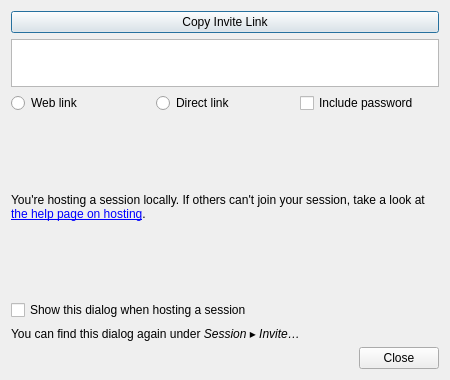
This is src/desktop/ui/invitedialog.ui in drawpile/Drawpile as Qt 5 draws it before an edit. The edited form follows.
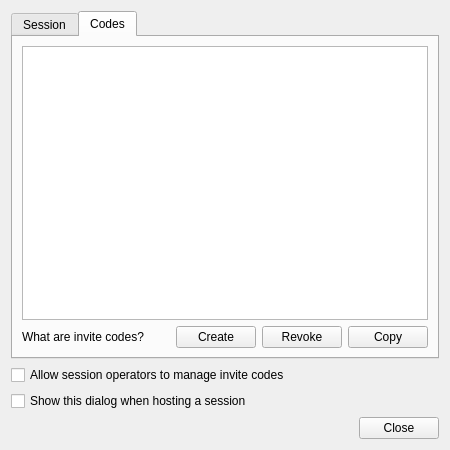
This is the edited form. The open tabs and pages were chosen to show the change. Icons and pictures are not drawn. Custom widgets are drawn as their Qt base class.

Commit message:
Implement invite codes
Allows creating revokable, limited-use join links that optionally give a role
upon joining. Those links bypass regular session restrictions with
regards to registered accounts, web browser allowance, session password
and blocking new joins.

```diff
--- a/src/desktop/ui/invitedialog.ui
+++ b/src/desktop/ui/invitedialog.ui
@@ -7,7 +7,7 @@
     <x>0</x>
     <y>0</y>
     <width>450</width>
-    <height>380</height>
+    <height>450</height>
    </rect>
   </property>
   <property name="windowTitle">
@@ -19,23 +19,18 @@
   <layout class="QVBoxLayout" name="inviteDialogLayout">
    <item>
     <widget class="QStackedWidget" name="pages">
+     <widget class="QTabWidget" name="tabs">
      <property name="currentIndex">
       <number>0</number>
      </property>
      <widget class="QWidget" name="urlPage">
+       <property name="currentIndex" stdset="0">
+        <number>0</number>
+       </property>
+       <attribute name="title">
+        <string>Session</string>
+       </attribute>
       <layout class="QVBoxLayout" name="urlPageLayout">
-       <property name="leftMargin">
-        <number>0</number>
-       </property>
-       <property name="topMargin">
-        <number>0</number>
-       </property>
-       <property name="rightMargin">
-        <number>0</number>
-       </property>
-       <property name="bottomMargin">
-        <number>0</number>
-       </property>
        <item>
         <widget class="QPushButton" name="copyButton">
          <property name="text">
@@ -48,13 +43,7 @@
         </widget>
        </item>
        <item>
-        <widget class="QTextEdit" name="urlEdit">
-         <property name="sizePolicy">
-          <sizepolicy hsizetype="Expanding" vsizetype="Preferred">
-           <horstretch>0</horstretch>
-           <verstretch>0</verstretch>
-          </sizepolicy>
-         </property>
+         <widget class="QPlainTextEdit" name="urlEdit">
          <property name="maximumSize">
           <size>
            <width>16777215</width>
@@ -64,9 +53,6 @@
          <property name="readOnly">
           <bool>true</bool>
          </property>
-         <property name="acceptRichText">
-          <bool>false</bool>
-         </property>
         </widget>
        </item>
        <item>
@@ -147,6 +133,93 @@
        </item>
       </layout>
      </widget>
+      <widget class="QStackedWidget" name="codes">
+       <attribute name="title">
+        <string>Codes</string>
+       </attribute>
+       <widget class="QWidget" name="codesPage">
+        <layout class="QVBoxLayout" name="codesPageLayout">
+         <item>
+          <widget class="widgets::SpanAwareTreeView" name="codesView">
+           <property name="contextMenuPolicy">
+            <enum>Qt::CustomContextMenu</enum>
+           </property>
+           <property name="selectionMode">
+            <enum>QAbstractItemView::ContiguousSelection</enum>
+           </property>
+          </widget>
+         </item>
+         <item>
+          <layout class="QHBoxLayout" name="codeButtonLayout">
+           <item>
+            <widget class="QLabel" name="codeExplanationLabel">
+             <property name="sizePolicy">
+              <sizepolicy hsizetype="Expanding" vsizetype="Preferred">
+               <horstretch>0</horstretch>
+               <verstretch>0</verstretch>
+              </sizepolicy>
+             </property>
+             <property name="text">
+              <string notr="true">What are invite codes?</string>
+             </property>
+             <property name="textFormat">
+              <enum>Qt::RichText</enum>
+             </property>
+             <property name="wordWrap">
+              <bool>true</bool>
+             </property>
+            </widget>
+           </item>
+           <item>
+            <widget class="QPushButton" name="createCodeButton">
+             <property name="text">
+              <string>Create</string>
+             </property>
+             <property name="icon">
+              <iconset theme="list-add">
+               <normaloff>theme:list-add.svg</normaloff>theme:list-add.svg</iconset>
+             </property>
+            </widget>
+           </item>
+           <item>
+            <widget class="QPushButton" name="removeCodeButton">
+             <property name="text">
+              <string>Revoke</string>
+             </property>
+             <property name="icon">
+              <iconset theme="list-remove">
+               <normaloff>theme:list-remove.svg</normaloff>theme:list-remove.svg</iconset>
+             </property>
+            </widget>
+           </item>
+           <item>
+            <widget class="QPushButton" name="codeLinkButton">
+             <property name="text">
+              <string>Copy</string>
+             </property>
+             <property name="icon">
+              <iconset theme="edit-copy">
+               <normaloff>theme:edit-copy.svg</normaloff>theme:edit-copy.svg</iconset>
+             </property>
+            </widget>
+           </item>
+          </layout>
+         </item>
+        </layout>
+       </widget>
+       <widget class="QWidget" name="noCodesPage">
+        <layout class="QVBoxLayout" name="noCodesPageLayout">
+         <item>
+          <widget class="QLabel" name="noCodesExplanation">
+           <property name="text">
+            <string notr="true">No codes available explanation goes here.</string>
+           </property>
+          </widget>
+         </item>
+        </layout>
+       </widget>
+      </widget>
+     </widget>
      <widget class="QWidget" name="ipPage">
       <layout class="QVBoxLayout" name="ipPageLayout">
        <property name="leftMargin">
@@ -230,6 +303,13 @@
      </widget>
     </widget>
    </item>
+   <item>
+    <widget class="QCheckBox" name="enableCodesBox">
+     <property name="text">
+      <string>Allow session operators to manage invite codes</string>
+     </property>
+    </widget>
+   </item>
    <item>
     <widget class="QCheckBox" name="showOnHostBox">
      <property name="text">
@@ -237,19 +317,6 @@
      </property>
     </widget>
    </item>
-   <item>
-    <widget class="QLabel" name="showOnHostExplanationLabel">
-     <property name="text">
-      <string>You can find this dialog again under &lt;i&gt;Session ▸ Invite…&lt;/i&gt;</string>
-     </property>
-     <property name="textFormat">
-      <enum>Qt::RichText</enum>
-     </property>
-     <property name="wordWrap">
-      <bool>true</bool>
-     </property>
-    </widget>
-   </item>
    <item>
     <widget class="QDialogButtonBox" name="buttons">
      <property name="orientation">
@@ -262,6 +329,13 @@
    </item>
   </layout>
  </widget>
+ <customwidgets>
+  <customwidget>
+   <class>widgets::SpanAwareTreeView</class>
+   <extends>QTreeView</extends>
+   <header>desktop/widgets/spanawaretreeview.h</header>
+  </customwidget>
+ </customwidgets>
  <resources/>
  <connections>
   <connection>
```
Lines whose indentation alone changed are shown as unchanged. The commit also changes 44 other files.
